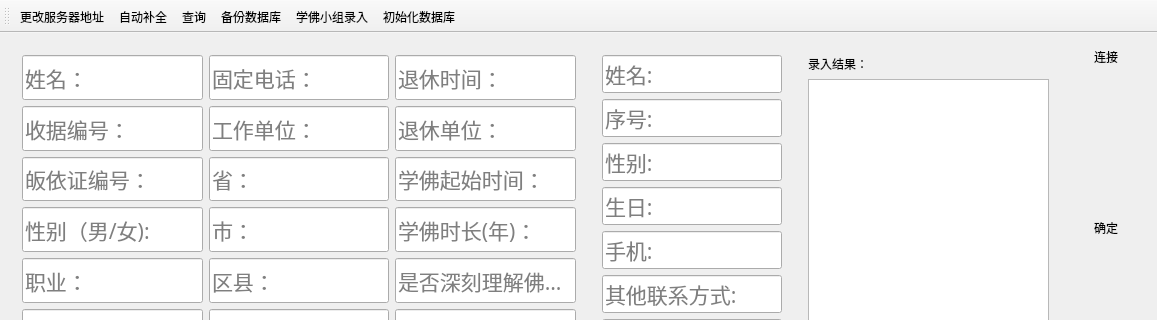
Old version of the form connect.ui in the repository crouse/connect; both pictures show x 0 to 1157 and y 0 to 320 of the 1157 by 753 pixel window.
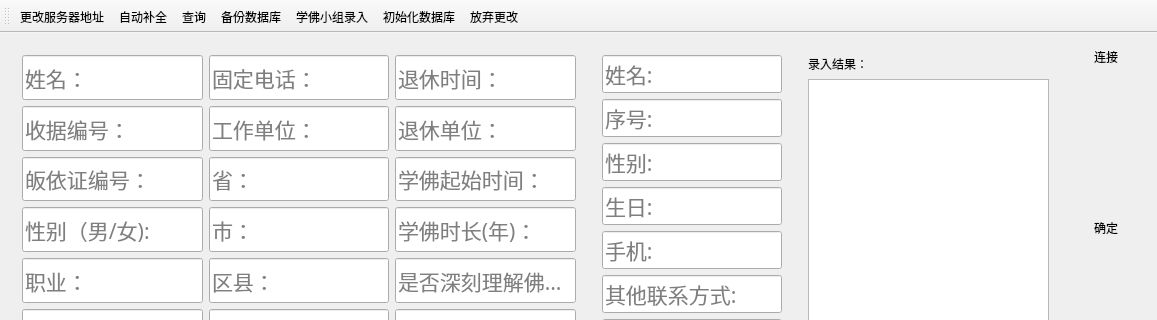
New version of the form. Icons and pictures are not drawn.

```diff
--- a/connect.ui
+++ b/connect.ui
@@ -1652,6 +1652,7 @@
    <addaction name="actionDbBack"/>
    <addaction name="actionJoinin"/>
    <addaction name="actionInitDb"/>
+   <addaction name="actionAbort"/>
   </widget>
   <action name="action">
    <property name="icon">
@@ -1730,6 +1731,11 @@
     <string>初始化数据库</string>
    </property>
   </action>
+  <action name="actionAbort">
+   <property name="text">
+    <string>放弃更改</string>
+   </property>
+  </action>
  </widget>
  <layoutdefault spacing="6" margin="11"/>
  <tabstops>
```
